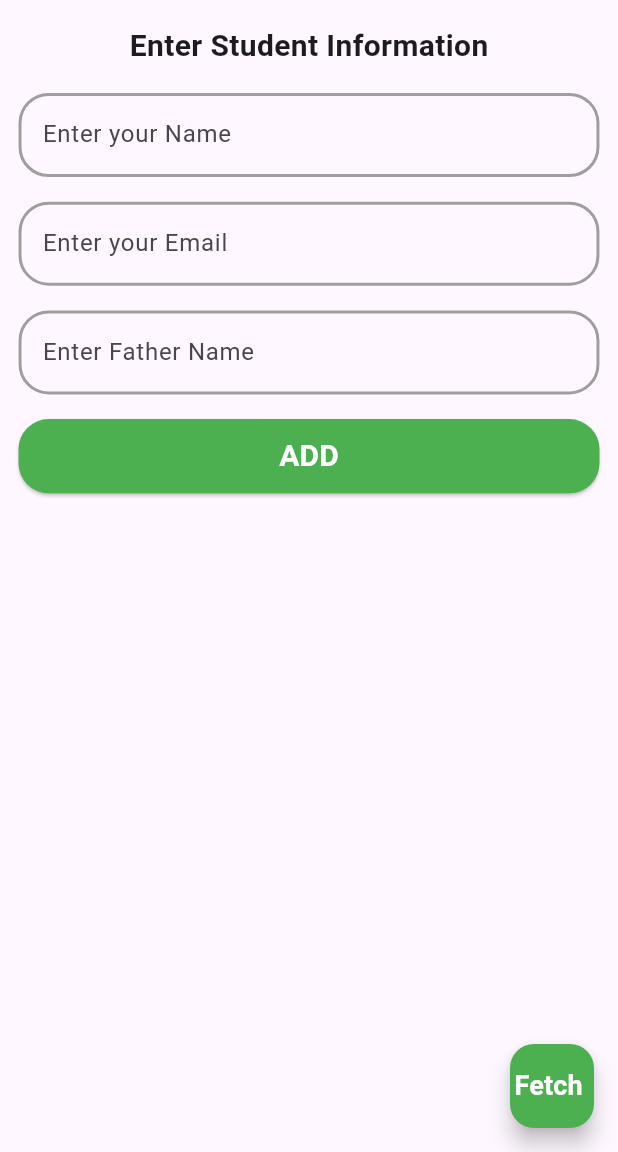
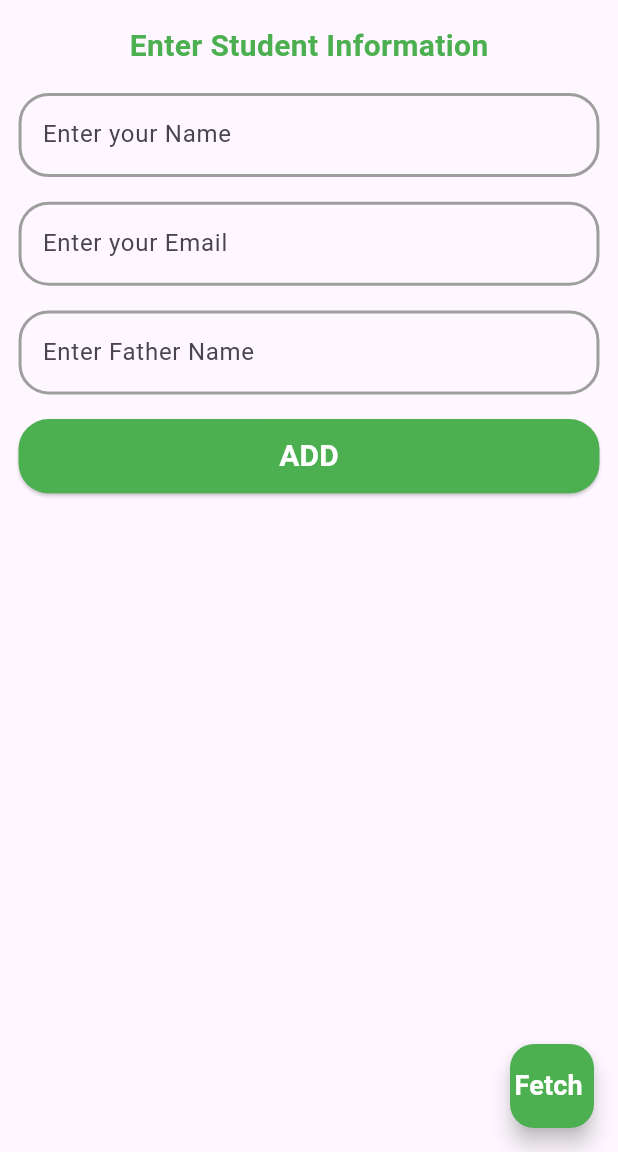
Before and after one commit to ArslanXXQazi/FireStore, a Flutter app: the screen it shows after launch, on a phone screen of 412 x 824 dp, the part 84-1236 px from its top. Run offline on Flutter 3.47's test engine with Material 3 defaults, Android fonts, the phone set to English and light mode, and no system bars; our stand-ins replace cloud_firestore, firebase_core, google_fonts; accounts and stored records are empty.

Commit message:
Update insert_data.dart

```diff
--- a/lib/insert_data.dart
+++ b/lib/insert_data.dart
@@ -53,6 +53,7 @@ class _InsertDataState extends State<InsertData> {
              style: GoogleFonts.b612Mono(
                fontSize: 20,
                fontWeight: FontWeight.bold,
+               color: Colors.green
              ),
             ),
             SizedBox(height: height*.02,),
```
